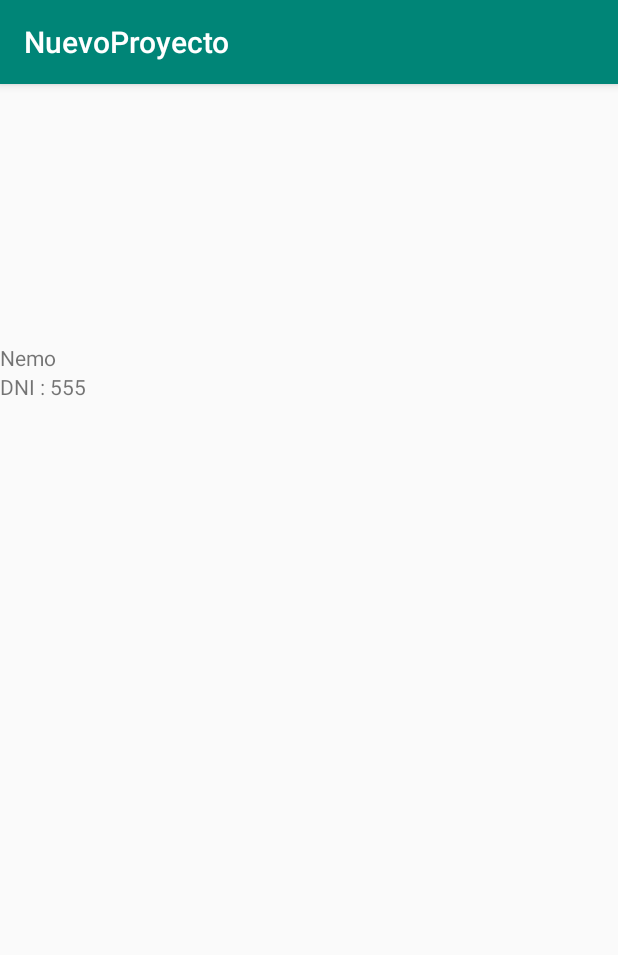
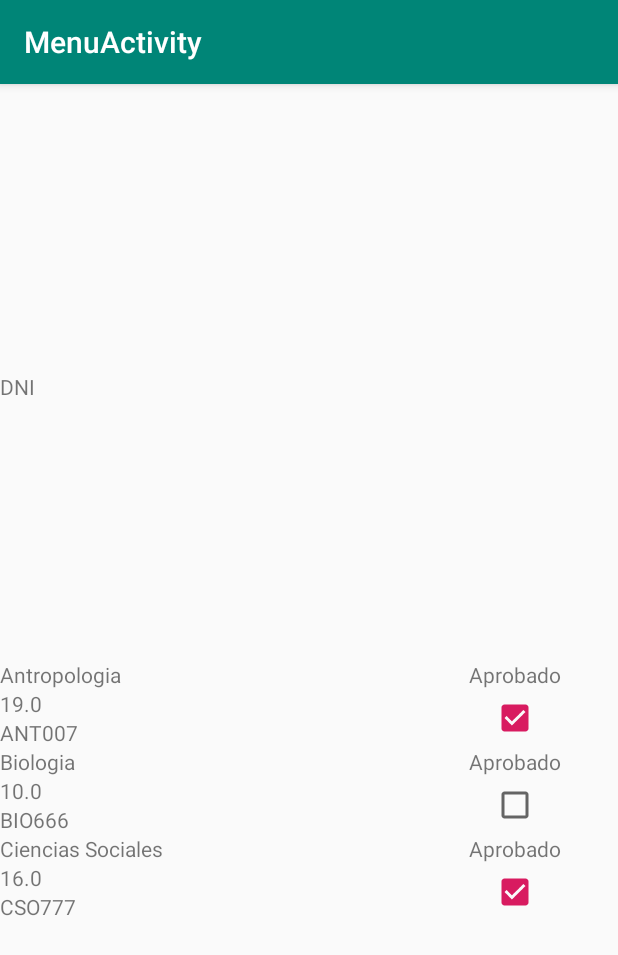
Before and after one commit to PolarNemo/Android_Librerias-Funciones, an Android app: the MenuActivity screen opened directly, with no data from a screen before it, on a phone screen of 412 x 824 dp. Shown: the top 955 px of the screen. Run offline under Robolectric (Android 15) with nearby library versions, the phone set to English and light mode, and no system bars.

Commit message:
Terminado de implementar el Cursos_Adapter

```diff
--- a/app/src/main/AndroidManifest.xml
+++ b/app/src/main/AndroidManifest.xml
@@ -2,6 +2,7 @@
 <manifest xmlns:android="http://schemas.android.com/apk/res/android"
     package="com.polarnemo.nuevoproyecto">
 
+    <uses-permission android:name="android.permission.INTERNET"></uses-permission>
     <application
         android:allowBackup="true"
         android:icon="@mipmap/ic_launcher"
--- a/app/src/main/java/com/polarnemo/nuevoproyecto/MainActivity.java
+++ b/app/src/main/java/com/polarnemo/nuevoproyecto/MainActivity.java
@@ -26,6 +26,7 @@ public class MainActivity extends AppCompatActivity {
     @Override
     protected void onCreate(Bundle savedInstanceState) {
         super.onCreate(savedInstanceState);
+        setTitle("Login");
         setContentView(R.layout.activity_main);
 
         lblUser=findViewById(R.id.lblUser);
--- a/app/src/main/java/com/polarnemo/nuevoproyecto/MenuActivity.java
+++ b/app/src/main/java/com/polarnemo/nuevoproyecto/MenuActivity.java
@@ -2,24 +2,33 @@ package com.polarnemo.nuevoproyecto;
 
 import android.os.Bundle;
 import android.support.v7.app.AppCompatActivity;
+import android.support.v7.widget.LinearLayoutManager;
+import android.support.v7.widget.RecyclerView;
 import android.util.Log;
 import android.widget.TextView;
 
 import com.polarnemo.nuevoproyecto.adapters.CursosAdapter;
+import com.polarnemo.nuevoproyecto.be.Curso;
 import com.polarnemo.nuevoproyecto.be.Usuario;
 
 import org.w3c.dom.Text;
+
+import java.util.ArrayList;
 
 public class MenuActivity  extends AppCompatActivity {
 
     private static final String TAG = "MenuActivity";
 
+    ArrayList<Curso> listCursos=new ArrayList<>();
+
     TextView lblUserName, lblUserDni;
 
     Usuario objUsuario;
+    Curso objCurso;
 
     protected void onCreate(Bundle savedInstanceState) {
         super.onCreate(savedInstanceState);
+        setTitle(TAG);
         setContentView(R.layout.activity_menu);
         Log.i(TAG, "onCreate: Iniciando el menu");
 
@@ -34,19 +43,48 @@ public class MenuActivity  extends AppCompatActivity {
     private void cargandoDatos()
     {
         Log.i(TAG, "cargandoDatos: Empezando a cargar datos");
-        objUsuario=new Usuario();
-        objUsuario.setNombre("Nemo");
-        objUsuario.setDni(555);
 
-        lblUserName.setText(objUsuario.getNombre());
-        lblUserDni.setText(" : " + objUsuario.getDni());
+        objCurso=new Curso();
+        objCurso.setNombreCurso("Antropologia");
+        objCurso.setPromedioFinal(19);
+        objCurso.setIdProfesor("ANT007");
+        objCurso.setAprobado(true);
+
+        listCursos.add(objCurso);
+
+        objCurso=new Curso();
+        objCurso.setNombreCurso("Biologia");
+        objCurso.setPromedioFinal(10);
+        objCurso.setIdProfesor("BIO666");
+        objCurso.setAprobado(false);
+
+        listCursos.add(objCurso);
+
+        objCurso=new Curso();
+        objCurso.setNombreCurso("Ciencias Sociales");
+        objCurso.setPromedioFinal(16);
+        objCurso.setIdProfesor("CSO777");
+        objCurso.setAprobado(true);
+
+        listCursos.add(objCurso);
+
 
         Log.i(TAG, "cargandoDatos: Cargando el Curso Adapter");
 
-//        CursosAdapter cursosAdapter=new CursosAdapter(this, R.layout.activity_cursos_adapter)
+        cargandoAdapter();
 
         Log.i(TAG, "cargandoDatos: Terminando de cargar datos");
     }
 
+    private void cargandoAdapter()
+    {
+        Log.i(TAG, "cargandoAdapter: Iniciando el Adapter");
+        RecyclerView recyclerView=findViewById(R.id.cursos_RecyclerView);
+        CursosAdapter adapter=new CursosAdapter(this, listCursos);
+        recyclerView.setAdapter(adapter);
+        recyclerView.setLayoutManager(new LinearLayoutManager(this));
+        Log.i(TAG, "cargandoAdapter: Terminando el Adapter");
+    }
+
 
 }
--- a/app/src/main/java/com/polarnemo/nuevoproyecto/adapters/CursosAdapter.java
+++ b/app/src/main/java/com/polarnemo/nuevoproyecto/adapters/CursosAdapter.java
@@ -5,63 +5,99 @@ import android.content.Context;
 import android.support.annotation.LayoutRes;
 import android.support.annotation.NonNull;
 import android.support.annotation.Nullable;
+import android.support.v7.widget.RecyclerView;
+import android.util.Log;
+import android.view.LayoutInflater;
 import android.view.View;
 import android.view.ViewGroup;
 import android.widget.ArrayAdapter;
 import android.widget.CheckBox;
+import android.widget.LinearLayout;
 import android.widget.TextView;
+import android.widget.Toast;
 
+import com.bumptech.glide.Glide;
 import com.polarnemo.nuevoproyecto.R;
 import com.polarnemo.nuevoproyecto.be.Curso;
+
+import org.w3c.dom.Text;
 
 import java.util.ArrayList;
 import java.util.List;
 
-public class CursosAdapter extends ArrayAdapter {
+public class CursosAdapter extends RecyclerView.Adapter<CursosAdapter.ViewHolder> {
 
-    private Activity context;
-    ArrayList<Curso> listCursos;
-    private int resources;
+    private static final String TAG = "CursosAdapter |Nemo";
 
-    public CursosAdapter(@NonNull Activity context, @LayoutRes int resource, ArrayList listCursos) {
-        super(context, resource,listCursos);
-        this.context=context;
-        this.listCursos=listCursos;
-        this.resources=resource;
+    private ArrayList<Curso> arrayCurso=new ArrayList<>();
+    private Context context;
+
+    public CursosAdapter(Context context, ArrayList<Curso> arrayCurso) {
+        this.arrayCurso = arrayCurso;
+        this.context = context;
+    }
+
+    @Override
+    public ViewHolder onCreateViewHolder(ViewGroup parent, int viewType){
+        Log.i(TAG, "onCreateViewHolder: called");
+        View view= LayoutInflater.from(parent.getContext()).inflate(R.layout.activity_cursos_adapter, parent, false);
+        ViewHolder holder = new ViewHolder(view) ;
+        return holder;
+    }
+
+    @Override
+    public void onBindViewHolder(ViewHolder holder, final int position){
+        Log.i(TAG, "onBindViewHolder: called");
+
+        holder.lblNameCurso.setText(arrayCurso.get(position).getNombreCurso());
+        holder.lblPromedioCurso.setText(arrayCurso.get(position).getPromedioFinal()+"");
+        holder.lblProfesorCurso.setText(arrayCurso.get(position).getIdProfesor());
+        holder.chkAprobadoCurso.setChecked(arrayCurso.get(position).getAprobado());
+
+        holder.parentLayout.setOnClickListener(new View.OnClickListener() {
+            @Override
+            public void onClick(View view) {
+
+                Toast.makeText(context,"Funciono perra",Toast.LENGTH_LONG).show();
+
+                Log.i(TAG, "onClick: Nombre curso"+arrayCurso.get(position).getNombreCurso());
+                Log.i(TAG, "onClick: Promedio curso"+arrayCurso.get(position).getPromedioFinal());
+                Log.i(TAG, "onClick: Profesor curso"+arrayCurso.get(position).getIdProfesor());
+                Log.i(TAG, "onClick: Aprobado curso"+arrayCurso.get(position).getAprobado());
+
+            }
+        });
 
     }
 
     @Override
-    public Object getItem(int position) {
-        return listCursos.get(position);
+    public int getItemCount(){
+        return arrayCurso.size();
     }
 
-    @Override
-    public View getView(int i, View view, ViewGroup viewGroup)
-    {
-        if(context!=null)
+
+    public class ViewHolder extends RecyclerView.ViewHolder {
+
+        TextView lblNameCurso, lblPromedioCurso, lblProfesorCurso;
+        CheckBox chkAprobadoCurso;
+        LinearLayout parentLayout;
+
+        public ViewHolder(View itemView)
         {
-            view = context.getLayoutInflater().inflate(resources,null);
-            TextView lblName=view.findViewById(R.id.lblNameCurso_CursoListView);
-            TextView lblPromedio=view.findViewById(R.id.lblPromedioCurso_CursoListView);
-            TextView lblProfesor=view.findViewById(R.id.lblProfesorCurso_CursoListView);
-            CheckBox chkAprobado=view.findViewById(R.id.chkAprobadoCurso_CursoListView);
+            super(itemView);
+            lblNameCurso= itemView.findViewById(R.id.lblNameCurso_CursoListView);
+            lblPromedioCurso=itemView.findViewById(R.id.lblPromedioCurso_CursoListView);
+            lblProfesorCurso= itemView.findViewById(R.id.lblProfesorCurso_CursoListView);
+            chkAprobadoCurso=itemView.findViewById(R.id.chkAprobadoCurso_CursoListView);
+            parentLayout=itemView.findViewById(R.id.parentLayout_CursoRecyclerViewAdapter);
 
-            Curso objCurso=new Curso();
-            objCurso.setNombreCurso(lblName.getText().toString());
-            objCurso.setPromedioFinal(Integer.parseInt(lblPromedio.getText().toString()));
-            objCurso.setIdProfesor(lblProfesor.getText().toString());
-            objCurso.setAprobado(chkAprobado.isChecked());
+        }
 
 
 
-            listCursos.set(i,objCurso);
+
+    }
 
 
 
-        }
-        return view;
-    }
-
-
 }
--- /dev/null
+++ b/app/src/main/res/layout/activity_curso.xml
@@ -0,0 +1,6 @@
+<?xml version="1.0" encoding="utf-8"?>
+<LinearLayout xmlns:android="http://schemas.android.com/apk/res/android"
+    android:orientation="vertical" android:layout_width="match_parent"
+    android:layout_height="match_parent">
+
+</LinearLayout>
--- a/app/src/main/res/layout/activity_cursos_adapter.xml
+++ b/app/src/main/res/layout/activity_cursos_adapter.xml
@@ -3,7 +3,8 @@
     xmlns:android="http://schemas.android.com/apk/res/android"
     android:layout_width="match_parent"
     android:layout_height="wrap_content"
-    android:orientation="horizontal">
+    android:orientation="horizontal"
+    android:id="@+id/parentLayout_CursoRecyclerViewAdapter">
 
         <LinearLayout
             android:layout_width="match_parent"
--- a/app/src/main/res/layout/activity_menu.xml
+++ b/app/src/main/res/layout/activity_menu.xml
@@ -39,7 +39,12 @@
         android:orientation="vertical"
         android:layout_weight="1">
 
+    <android.support.v7.widget.RecyclerView
+        android:layout_width="match_parent"
+        android:layout_height="match_parent"
+        android:id="@+id/cursos_RecyclerView">
 
+    </android.support.v7.widget.RecyclerView>
 
 
     </LinearLayout>
```
Also changed, not shown: app/build.gradle (+11 -0 lines), app/src/main/java/com/polarnemo/nuevoproyecto/be/Curso.java (+4 -5 lines), app/src/main/res/drawable/blue_onclick_grey.xml (added, +25 -0 lines), app/src/main/res/values/colors.xml (+7 -0 lines).
